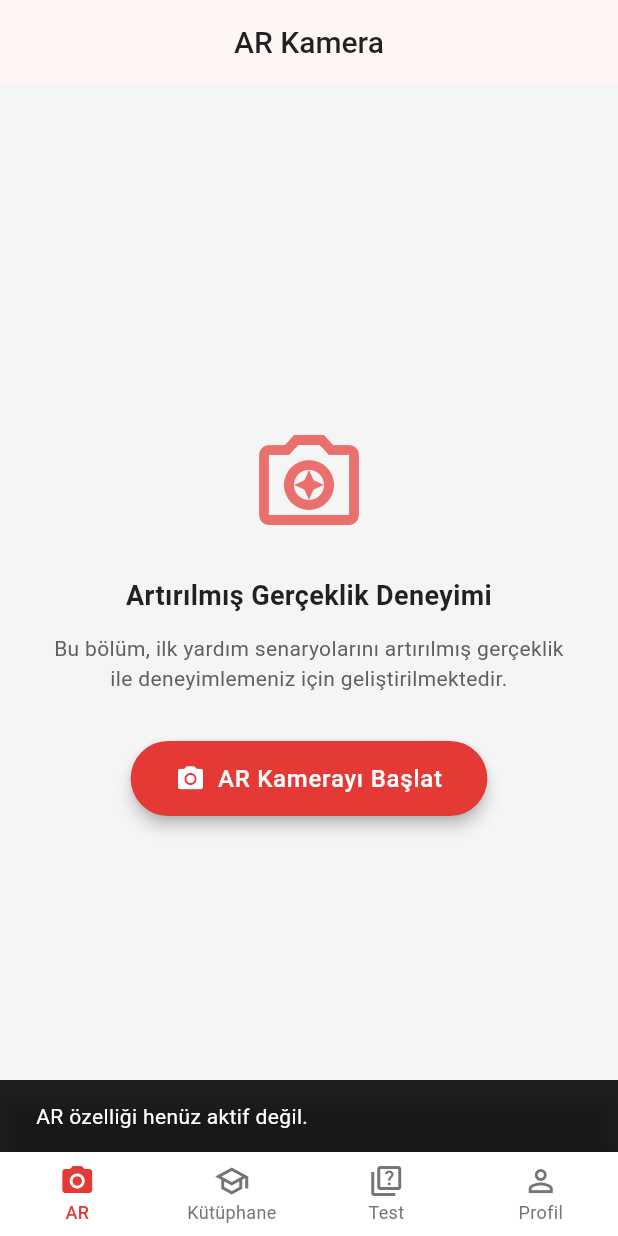
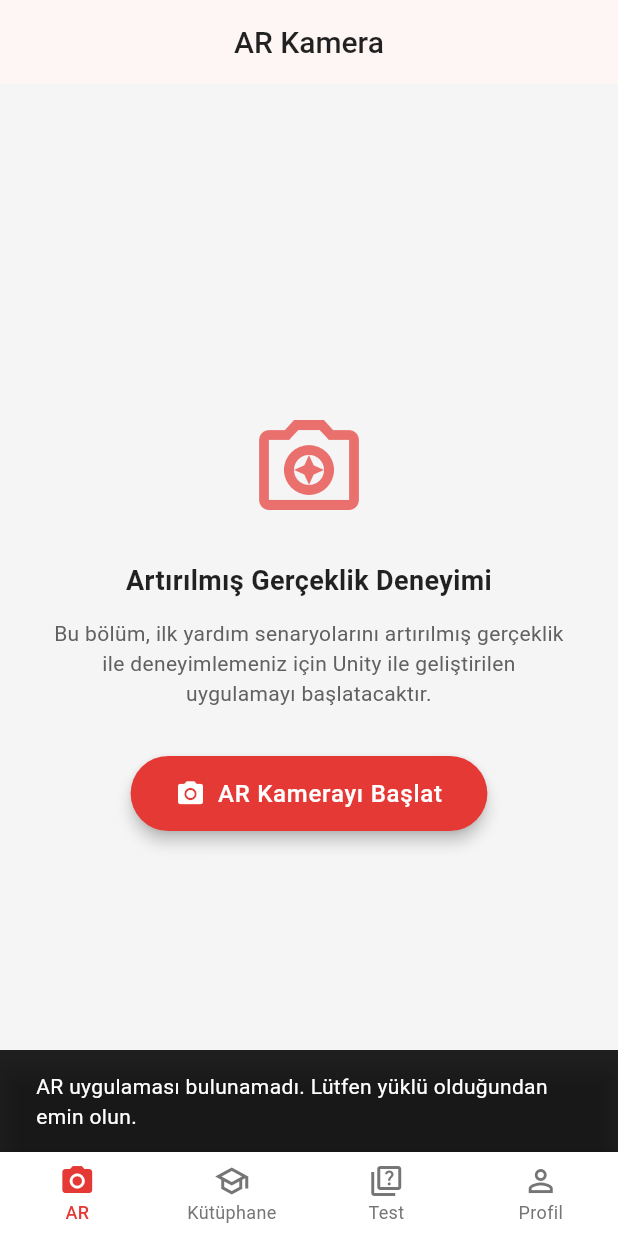
Before and after one commit to KeremPl/medi_ar_plus, a Flutter app: the AnaSayfaYoneticisi screen opened directly, after a tap on "AR Kamerayı Başlat", on a phone screen of 412 x 824 dp. Run offline on Flutter 3.47's test engine with Material 3 defaults, Android fonts, the phone set to English and light mode, and no system bars; our stand-ins replace flutter_svg, shared_preferences; accounts and stored records are empty; network calls fail.

Commit message:
Ar entegrasyonu yapıldı ve bazı gereksiz yorum satırları silindi.

```diff
--- a/lib/ekranlar/ana_sayfa_yonetici.dart
+++ b/lib/ekranlar/ana_sayfa_yonetici.dart
@@ -11,7 +11,7 @@ import 'profil/profil_ekrani.dart';
 class AnaSayfaYoneticisi extends StatelessWidget {
   const AnaSayfaYoneticisi({super.key});
 
-  static const List<Widget> _ekranSecenekleri = <Widget>[
+  static  List<Widget> _ekranSecenekleri = <Widget>[
     ArEkrani(),
     EgitimListesiEkrani(),
     TestListesiEkrani(),
--- a/lib/ekranlar/ar/ar_ekrani.dart
+++ b/lib/ekranlar/ar/ar_ekrani.dart
@@ -1,56 +1,83 @@
 import 'package:flutter/material.dart';
+import 'package:url_launcher/url_launcher.dart'; // url_launcher import edildi
 import '../../sabitler/renkler.dart';
 import '../../sabitler/metin_stilleri.dart';
 
 class ArEkrani extends StatelessWidget {
-  const ArEkrani({super.key});
+   ArEkrani({super.key});
+
+  // Unity uygulamasını açmak için kullanılacak URL şeması
+  final Uri _unityAppUrl = Uri.parse('mediar://');
+
+  Future<void> _launchUnityApp(BuildContext context) async {
+    // Uygulamanın açılıp açılamayacağını kontrol et
+    if (await canLaunchUrl(_unityAppUrl)) {
+      try {
+        // Uygulamayı harici bir uygulama olarak başlat
+        await launchUrl(_unityAppUrl, mode: LaunchMode.externalApplication);
+      } catch (e) {
+        // Bir hata oluşursa kullanıcıya bilgi ver
+        if (context.mounted) {
+          ScaffoldMessenger.of(context).showSnackBar(
+            SnackBar(content: Text('AR uygulaması açılamadı: $e')),
+          );
+        }
+        print('Hata: AR uygulaması açılamadı - $e');
+      }
+    } else {
+      // URL başlatılamıyorsa (örneğin, Unity uygulaması yüklü değilse)
+      if (context.mounted) {
+        ScaffoldMessenger.of(context).showSnackBar(
+          const SnackBar(
+              content: Text(
+                  'AR uygulaması bulunamadı. Lütfen yüklü olduğundan emin olun.')),
+        );
+      }
+      print('Hata: $_unityAppUrl başlatılamıyor. AR uygulaması yüklü olmayabilir.');
+      // TODO: Kullanıcıyı Unity APK'sını indirmeye yönlendirecek bir
+      // diyalog veya sayfa göstermeyi düşünebilirsiniz.
+    }
+  }
 
   @override
   Widget build(BuildContext context) {
     return Scaffold(
       appBar: AppBar(
-        title: Text('AR Kamera', style: MetinStilleri.appBarBaslik), // ar_medic
-        // leading: IconButton( // BottomNavBar'dan gelindiği için geri butonu olmamalı
-        //   icon: Icon(Icons.arrow_back_ios_new, color: Renkler.ikonRengi),
-        //   onPressed: () => Navigator.of(context).pop(),
-        // ),
+        title: Text('AR Kamera', style: MetinStilleri.appBarBaslik),
       ),
-      body: Center( // ar_medic
+      body: Center(
         child: Padding(
-          padding: const EdgeInsets.all(32.0), // ar_medic
-          child: Column( // Ortada buton ve açıklama için
+          padding: const EdgeInsets.all(32.0),
+          child: Column(
             mainAxisAlignment: MainAxisAlignment.center,
             children: [
-               Icon(Icons.camera_enhance_outlined, size: 80, color: Renkler.anaRenk.withAlpha(180)),
-               const SizedBox(height: 24),
-               Text(
+              Icon(Icons.camera_enhance_outlined, size: 80, color: Renkler.anaRenk.withAlpha(180)),
+              const SizedBox(height: 24),
+              Text(
                 'Artırılmış Gerçeklik Deneyimi',
                 style: MetinStilleri.altBaslik.copyWith(fontWeight: FontWeight.w600),
                 textAlign: TextAlign.center,
               ),
               const SizedBox(height: 12),
               Text(
-                'Bu bölüm, ilk yardım senaryolarını artırılmış gerçeklik ile deneyimlemeniz için geliştirilmektedir.',
+                'Bu bölüm, ilk yardım senaryolarını artırılmış gerçeklik ile deneyimlemeniz için Unity ile geliştirilen uygulamayı başlatacaktır.', // Açıklama güncellendi
                 style: MetinStilleri.govdeMetniIkincil,
                 textAlign: TextAlign.center,
               ),
               const SizedBox(height: 32),
-              ElevatedButton.icon( // ar_medic
-                icon: const Icon(Icons.camera_alt, size: 20), // Biraz daha küçük ikon
-                label: Text('AR Kamerayı Başlat', style: MetinStilleri.butonYazisi.copyWith(color: Renkler.butonYaziRengi)), // Stil tema'dan ama yazı rengi override
-                style: ElevatedButton.styleFrom( // ar_medic
+              ElevatedButton.icon(
+                icon: const Icon(Icons.camera_alt, size: 20),
+                label: Text('AR Kamerayı Başlat', style: MetinStilleri.butonYazisi.copyWith(color: Renkler.butonYaziRengi)),
+                style: ElevatedButton.styleFrom(
                   backgroundColor: Renkler.anaRenk,
                   padding: const EdgeInsets.symmetric(horizontal: 30, vertical: 15),
                   shape: RoundedRectangleBorder(
-                    borderRadius: BorderRadius.circular(30.0), // Tam yuvarlak buton
+                    borderRadius: BorderRadius.circular(30.0),
                   ),
-                  // elevation: 5.0, // Tema'dan
                 ),
                 onPressed: () {
-                  // TODO: AR kamera işlevselliği eklenecek (arkadaşın tarafından)
-                  ScaffoldMessenger.of(context).showSnackBar(
-                    const SnackBar(content: Text('AR özelliği henüz aktif değil.')),
-                  );
+                  // AR uygulamasını başlatma fonksiyonunu çağır
+                  _launchUnityApp(context);
                 },
               ),
             ],
--- a/lib/main.dart
+++ b/lib/main.dart
@@ -2,13 +2,13 @@ import 'package:flutter/material.dart';
 import 'package:provider/provider.dart';
 import 'package:shared_preferences/shared_preferences.dart';
 import 'ekranlar/auth/login_ekrani.dart';
-import 'ekranlar/ana_sayfa_yonetici.dart'; // Yeni ana ekran
+import 'ekranlar/ana_sayfa_yonetici.dart';
 import 'providerlar/auth_provider.dart';
 import 'providerlar/egitim_provider.dart';
 import 'providerlar/egitim_detay_provider.dart';
 import 'providerlar/test_provider.dart';
 import 'providerlar/profil_provider.dart';
-import 'providerlar/navigasyon_provider.dart'; // Eklendi
+import 'providerlar/navigasyon_provider.dart';
 import 'sabitler/tema.dart';
 
 void main() async {
@@ -19,7 +19,7 @@ void main() async {
     MultiProvider(
       providers: [
         ChangeNotifierProvider(create: (_) => AuthProvider(prefs)),
-        ChangeNotifierProvider(create: (_) => NavigasyonProvider()), // Eklendi
+        ChangeNotifierProvider(create: (_) => NavigasyonProvider()),
         ChangeNotifierProvider(create: (_) => EgitimProvider()),
         ChangeNotifierProvider(create: (_) => EgitimDetayProvider()),
         ChangeNotifierProvider(create: (_) => TestProvider(prefs)),
--- a/pubspec.yaml
+++ b/pubspec.yaml
@@ -15,6 +15,7 @@ dependencies:
   provider: ^6.0.5 # State management için
   shared_preferences: ^2.2.0 # Yerel depolama için
   flutter_svg: ^2.0.7 # SVG göstermek için
+  url_launcher: ^6.3.1
   # AR modülü için arkadaşının ekleyeceği paketler buraya gelebilir
   # Örneğin: ar_flutter_plugin, unity_widget vb.
 
```
Also changed, not shown: 8 other files.
